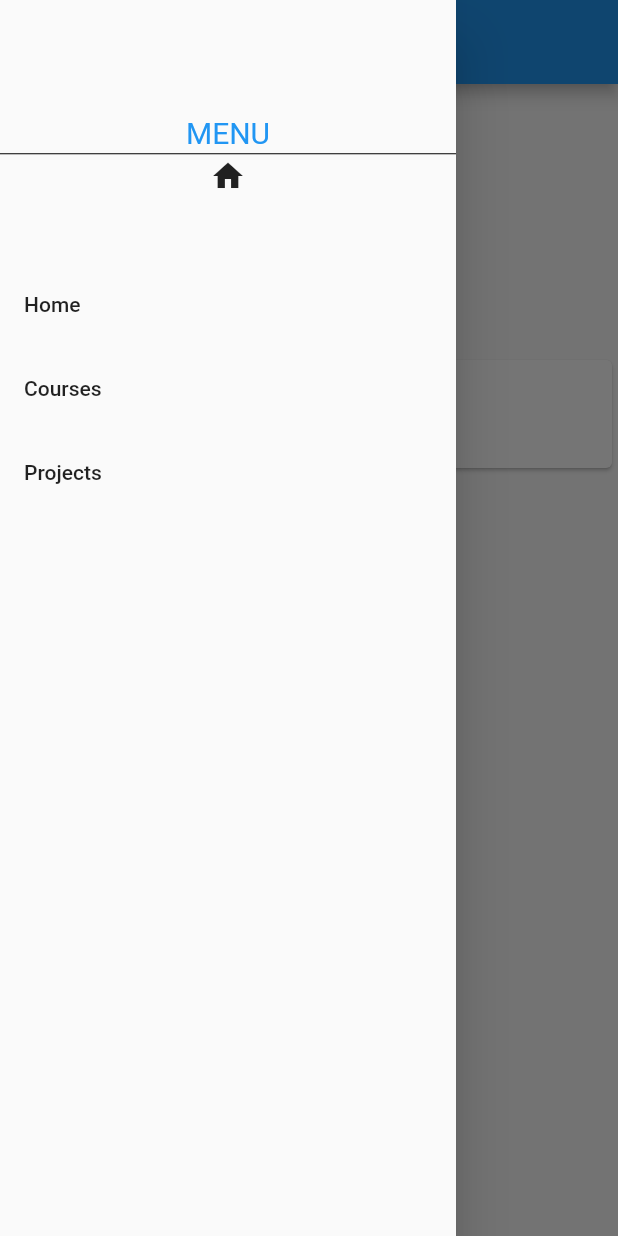
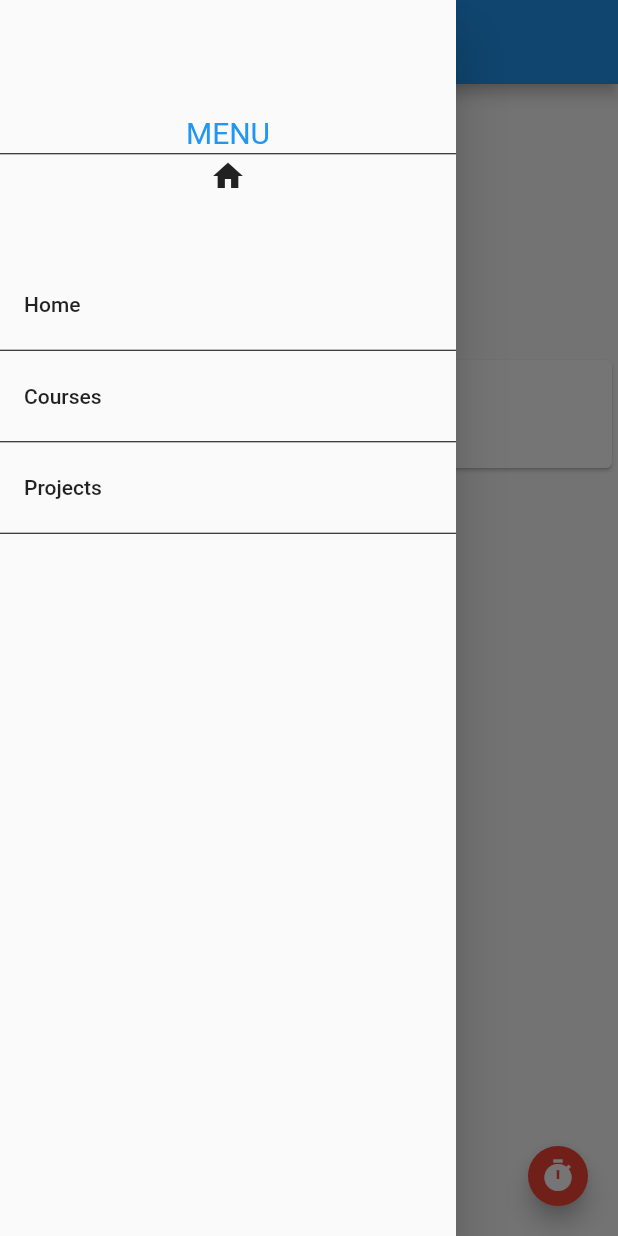
Before and after one commit to Binod-Shrestha/flutter-MyPortlio, a Flutter app: the screen it shows after launch, with the side drawer open, on a phone screen of 412 x 824 dp. Run offline on Flutter 3.47's test engine with Material 2 defaults, Android fonts, the phone set to English and light mode, and no system bars; Roboto replaces fonts that are missing (Arial).

Commit message:
floating button added

```diff
--- a/lib/home.dart
+++ b/lib/home.dart
@@ -7,6 +7,9 @@ class HomePage extends StatefulWidget {
 }
 
 class _HomePageState extends State<HomePage> {
+  String _value = '';
+  void _onClicked() => setState(() => _value = DateTime.now().toString());
+
   @override
   Widget build(BuildContext context) {
     return Scaffold(
@@ -18,6 +21,12 @@ class _HomePageState extends State<HomePage> {
       ),
       drawer: SafeArea(
         child: Menu(),
+      ),
+      floatingActionButton: FloatingActionButton(
+        onPressed: _onClicked,
+        backgroundColor: Colors.red,
+        mini: true,
+        child: Icon(Icons.timer),
       ),
       body: Center(
         child: Column(
@@ -44,7 +53,10 @@ class _HomePageState extends State<HomePage> {
                 ],
               ),
             ),
-            Text('Welcome to Home Page'),
+            Text(
+              _value,
+              style: TextStyle(fontSize: 20.0, color: Colors.green),
+            ),
           ],
         ),
       ),
--- a/lib/menu.dart
+++ b/lib/menu.dart
@@ -33,13 +33,25 @@ class Menu extends StatelessWidget {
             title: const Text('Home'),
             onTap: () => Navigator.of(context).pushNamed('/'),
           ),
+          Divider(
+            height: 5.0,
+            color: Colors.black,
+          ),
           ListTile(
             title: const Text('Courses'),
             onTap: () => Navigator.of(context).pushNamed('/Courses'),
           ),
+          Divider(
+            height: 5.0,
+            color: Colors.black,
+          ),
           ListTile(
               title: const Text('Projects'),
-              onTap: () => Navigator.of(context).pushNamed('/Projects'))
+              onTap: () => Navigator.of(context).pushNamed('/Projects')),
+          Divider(
+            height: 5.0,
+            color: Colors.black,
+          ),
         ],
       ),
     );
```
